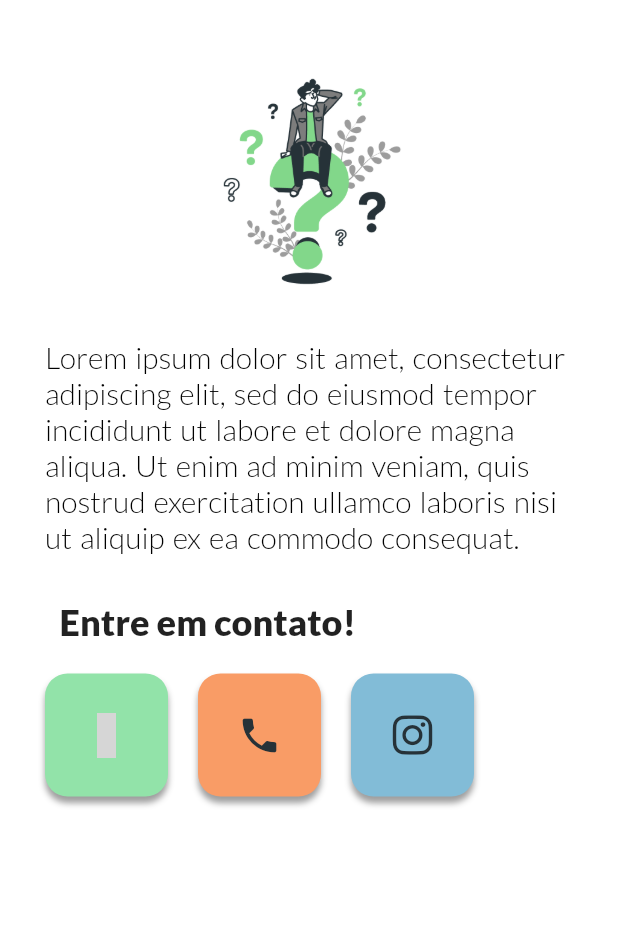
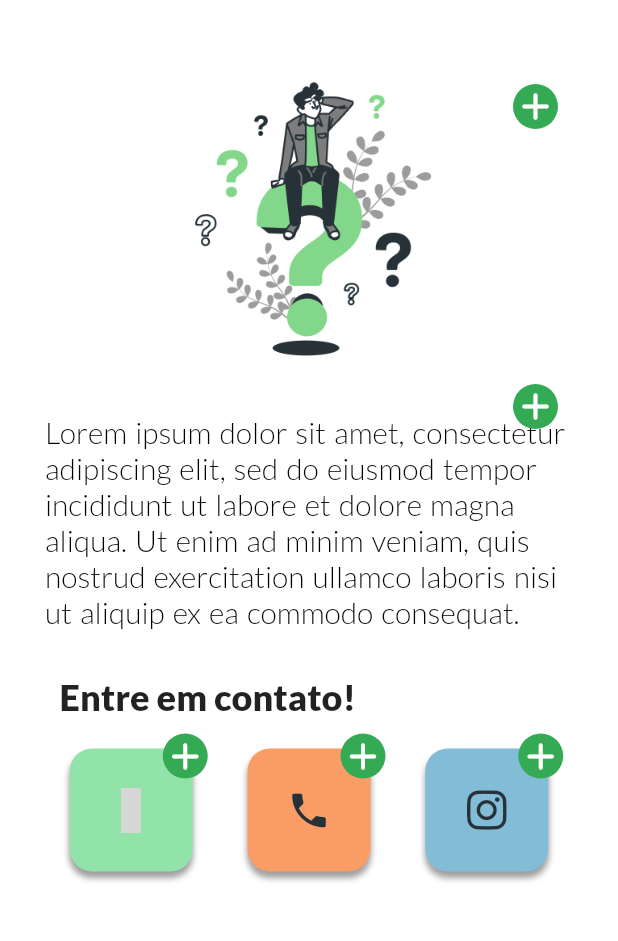
Before and after one commit to jpbrites/Nuceu-App, a Flutter app: the QuemSomos screen opened by its route, on a phone screen of 412 x 824 dp, the part 60-1001 px from its top. Run offline on Flutter 3.47's test engine with Material 2 defaults, Android fonts, the phone set to English and light mode, and no system bars; our stand-ins replace cloud_firestore, email_validator, firebase_auth, firebase_core, fluttericon, font_awesome_flutter and 2 more; accounts and stored records are empty; network calls fail; statements that could not run were skipped; grey boxes are pictures that could not be loaded.

Commit message:
funções para alguem logado, etc

```diff
--- a/lib/main.dart
+++ b/lib/main.dart
@@ -37,7 +37,7 @@ class MyApp extends StatelessWidget {
         '/videos-screen': (context) => VideosScreen(),
         '/edit-post-screen': (context) => EditPostScreen(),
         //'/' : (context) => EditPostScreen(),
-        '/home-screen': (context) => const HomeScreen(),
+        //'/home-screen': (context) => const HomeScreen(),
       },
     );
   }
--- a/lib/view/screens/quem_somos.dart
+++ b/lib/view/screens/quem_somos.dart
@@ -1,7 +1,8 @@
+import 'package:firebase_auth/firebase_auth.dart';
 import 'package:flutter/material.dart';
-import 'package:fluttericon/elusive_icons.dart';
 import 'package:nuceu/themes/themes.dart';
 import 'package:nuceu/view/widgets/navigation_drawer.dart';
+import 'package:nuceu/view/widgets/quem_somos_widgets/add_button.dart';
 import 'package:nuceu/view/widgets/quem_somos_widgets/icon_bottom_card.dart';
 import 'package:font_awesome_flutter/font_awesome_flutter.dart';
 import 'package:url_launcher/url_launcher.dart';
@@ -14,6 +15,8 @@ class QuemSomos extends StatefulWidget {
 }
 
 class _QuemSomosState extends State<QuemSomos> {
+  final bool isLogged =
+      FirebaseAuth.instance.currentUser == null ? false : true;
   @override
   Widget build(BuildContext context) {
     return Scaffold(
@@ -37,20 +40,46 @@ class _QuemSomosState extends State<QuemSomos> {
         ),
         padding: const EdgeInsets.all(10.0),
         child: Column(children: [
-          Padding(
-            padding: EdgeInsets.only(left: 20, right: 20, top: 0, bottom: 20),
+          Stack(
+            children: [
+              SizedBox(
+                width: double.infinity,
+                child: Padding(
+                  padding:
+                      EdgeInsets.only(left: 20, right: 20, top: 0, bottom: 10),
                   child: Image.asset(
                     'imagens/quem_somos.png',
-              width: 150.0,
-              height: 150.0,
+                    width: 200.0,
+                    height: 200.0,
                   ),
                 ),
-          Padding( //falta centralizar
-            padding: EdgeInsets.only(left: 20, right: 20, top: 10, bottom: 20),
+              ),
+              if (isLogged)
+                AddButton(
+                  ontap: () {},
+                  right: 30,
+                  top: 10,
+                )
+            ],
+          ),
+          Stack(
+            children: [
+              Padding(
+                //falta centralizar
+                padding:
+                    EdgeInsets.only(left: 20, right: 20, top: 20, bottom: 20),
                 child: Text(
                   "Lorem ipsum dolor sit amet, consectetur adipiscing elit, sed do eiusmod tempor incididunt ut labore et dolore magna aliqua. Ut enim ad minim veniam, quis nostrud exercitation ullamco laboris nisi ut aliquip ex ea commodo consequat.",
                   style: Themes.latoLight(20),
                 ),
+              ),
+              if (isLogged)
+                AddButton(
+                  ontap: () {},
+                  right: 30,
+                  top: 0,
+                )
+            ],
           ),
           Padding(
             padding: EdgeInsets.only(left: 20, right: 155, top: 10, bottom: 0),
@@ -61,22 +90,37 @@ class _QuemSomosState extends State<QuemSomos> {
           ),
           Padding(
             padding:
-                const EdgeInsets.only(left: 0, right: 0, top: 0, bottom: 0),
-            child: Row(children: <Widget>[
+                const EdgeInsets.only(left: 0, right: 20, top: 0, bottom: 0),
+            child: Row(
+              mainAxisAlignment: MainAxisAlignment.spaceEvenly,
+              children: <Widget>[
+                Stack(
+                  children: [
                     Padding(
                       padding: const EdgeInsets.only(
-                    left: 20, right: 0, top: 20, bottom: 0),
+                          left: 30, right: 10, top: 20, bottom: 0),
                       child: IconBottomCard(
                         colorCard: const Color(0xFF92E3A9),
                         icon: Icons.whatsapp,
                         ontap: () {
-                    launchExternalWebsite('https://wa.me/5587991592631?text=Falae+pc+lind%C3%A3o');
+                          launchExternalWebsite(
+                              'https://wa.me/5587991592631?text=Falae+pc+lind%C3%A3o');
                         },
                       ),
                     ),
+                    if (isLogged)
+                      AddButton(
+                        ontap: () {},
+                        right: 0,
+                        top: 10,
+                      ) //Definir a função ----------------
+                  ],
+                ),
+                Stack(
+                  children: [
                     Padding(
                       padding: const EdgeInsets.only(
-                    left: 20, right: 0, top: 20, bottom: 0),
+                          left: 20, right: 10, top: 20, bottom: 0),
                       child: IconBottomCard(
                         colorCard: const Color(0xFFF99C66),
                         icon: Icons.phone,
@@ -85,18 +129,38 @@ class _QuemSomosState extends State<QuemSomos> {
                         },
                       ),
                     ),
+                    if (isLogged)
+                      AddButton(
+                        ontap: () {},
+                        right: 0,
+                        top: 10,
+                      ) //Definir a função ----------------
+                  ],
+                ),
+                Stack(
+                  children: [
                     Padding(
                       padding: const EdgeInsets.only(
-                    left: 20, right: 0, top: 20, bottom: 0),
+                          left: 20, right: 10, top: 20, bottom: 0),
                       child: IconBottomCard(
                         colorCard: const Color(0xFF82BCD7),
                         icon: FontAwesomeIcons.instagram,
                         ontap: () {
-                    launchExternalWebsite('https://www.instagram.com/nuceu_univasf/');
+                          launchExternalWebsite(
+                              'https://www.instagram.com/nuceu_univasf/');
                         },
                       ),
+                    ),
+                    if (isLogged)
+                      AddButton(
+                        ontap: () {},
+                        right: 0,
+                        top: 10,
+                      ) //Definir a função ----------------
+                  ],
                 )
-            ]),
+              ],
+            ),
           ),
         ]),
       ),
@@ -105,22 +169,16 @@ class _QuemSomosState extends State<QuemSomos> {
 
   void launchExternalWebsite(String url) async {
     var urlUri = Uri.parse(url);
-    if(await canLaunchUrl(urlUri)){
-      await launchUrl(
-        urlUri,
-        mode: LaunchMode.externalApplication
-        );
+    if (await canLaunchUrl(urlUri)) {
+      await launchUrl(urlUri, mode: LaunchMode.externalApplication);
     } else {
       throw 'Could not launch $urlUri';
     }
   }
 
   void launchNuceuPhone() async {
-    var telUri = Uri(
-      scheme: 'tel',
-      path: "087991592631"
-    );
-    if(await canLaunchUrl(telUri)){
+    var telUri = Uri(scheme: 'tel', path: "087991592631");
+    if (await canLaunchUrl(telUri)) {
       await launchUrl(telUri);
     } else {
       throw 'Could not launch $telUri';
--- /dev/null
+++ b/lib/view/widgets/quem_somos_widgets/add_button.dart
@@ -0,0 +1,32 @@
+import 'package:flutter/material.dart';
+
+class AddButton extends StatelessWidget {
+  const AddButton(
+      {Key? key, required this.ontap, required this.right, required this.top})
+      : super(key: key);
+  final Function()? ontap;
+  final double right;
+  final double top;
+
+  @override
+  Widget build(BuildContext context) {
+    return Positioned(
+      right: right,
+      top: top,
+      child: GestureDetector(
+        onTap: ontap,
+        child: Container(
+          decoration: const BoxDecoration(
+            color: Color(0xFF34AA55),
+            shape: BoxShape.circle,
+          ),
+          child: const Icon(
+            Icons.add_rounded,
+            color: Colors.white,
+            size: 30,
+          ),
+        ),
+      ),
+    );
+  }
+}
```
Also changed, not shown: lib/utils/dialogs/admin_event_dialog.dart (added, +137 -0 lines), lib/view/screens/home_screen.dart (+33 -5 lines), lib/view/widgets/home_screen_widgets/cardhome.dart (+6 -4 lines), lib/view/widgets/navigation_drawer.dart (+32 -2 lines). Lines whose indentation alone changed are shown as unchanged.
